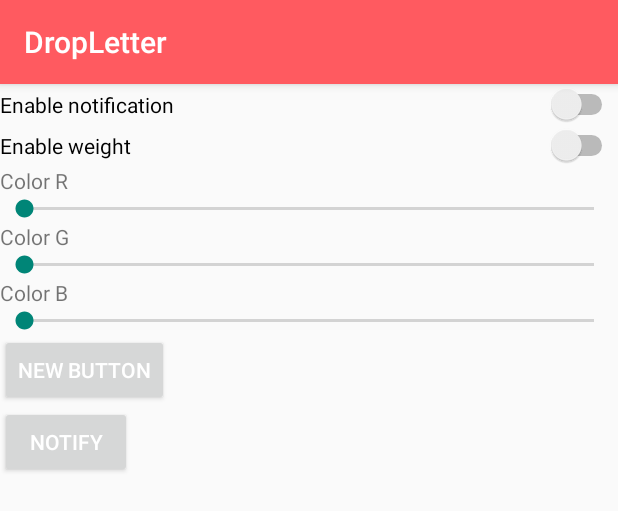
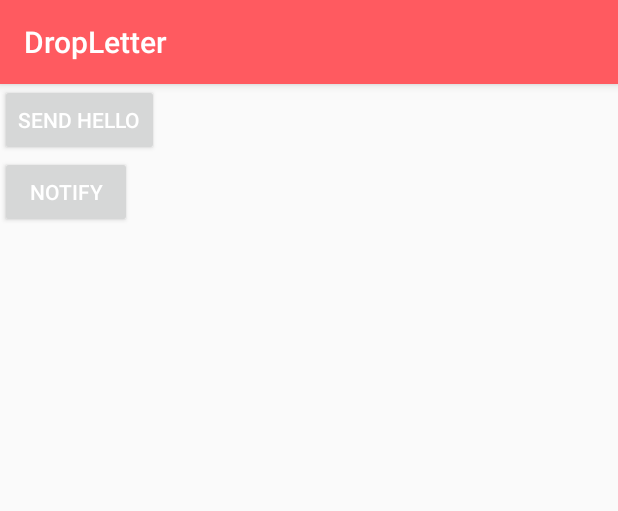
Before and after one commit to imaginaryShort/DropLetter, an Android app: the layout fragment_main.xml on its own in the app's theme, with its tools: preview values and no code run, on a phone screen of 412 x 824 dp. Shown: the top 511 px of the screen. Run offline under Robolectric (Android 15) with nearby library versions, the phone set to English and light mode, and no system bars.

Commit message:
update layout

```diff
--- a/app/src/main/res/layout/fragment_main.xml
+++ b/app/src/main/res/layout/fragment_main.xml
@@ -5,60 +5,10 @@
     android:layout_height="match_parent"
     tools:context="com.imaginaryshort.dropletter.fragment.MainFragment">
 
-    <Switch
-        android:layout_width="match_parent"
-        android:layout_height="wrap_content"
-        android:text="Enable notification"
-        android:id="@+id/switch1" />
-
-    <Switch
-        android:layout_width="match_parent"
-        android:layout_height="wrap_content"
-        android:text="Enable weight"
-        android:id="@+id/switch2" />
-
-    <TextView
-        android:layout_width="wrap_content"
-        android:layout_height="wrap_content"
-        android:text="Color R"
-        android:id="@+id/labelR" />
-
-    <SeekBar
-        android:layout_width="match_parent"
-        android:layout_height="wrap_content"
-        android:id="@+id/seekBarR"
-        android:layout_gravity="center_horizontal"
-        android:longClickable="false"
-        android:max="255" />
-
-    <TextView
-        android:layout_width="wrap_content"
-        android:layout_height="wrap_content"
-        android:text="Color G"
-        android:id="@+id/labelG" />
-
-    <SeekBar
-        android:layout_width="match_parent"
-        android:layout_height="wrap_content"
-        android:id="@+id/seekBarG"
-        android:max="255" />
-
-    <TextView
-        android:layout_width="wrap_content"
-        android:layout_height="wrap_content"
-        android:text="Color B"
-        android:id="@+id/labelB" />
-
-    <SeekBar
-        android:layout_width="match_parent"
-        android:layout_height="wrap_content"
-        android:id="@+id/seekBarB"
-        android:max="255" />
-
     <Button
         android:layout_width="wrap_content"
         android:layout_height="wrap_content"
-        android:text="New Button"
+        android:text="Send Hello"
         android:id="@+id/testbutton" />
 
     <Button
```
